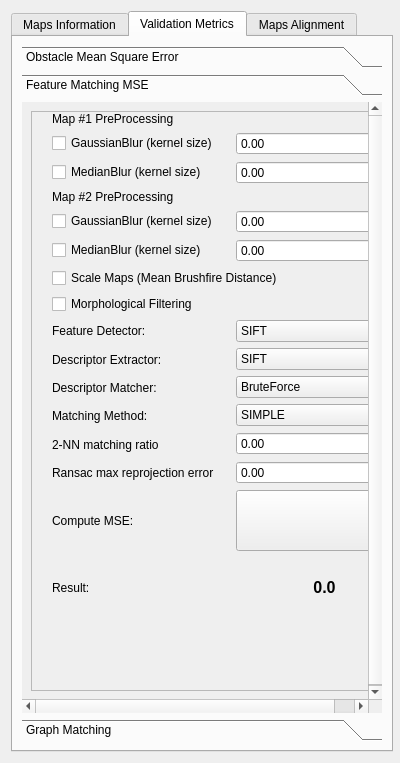
Above: ogm_gui/ui/validation.ui from MariosPro/thesis before the change. Below: the same form after it.
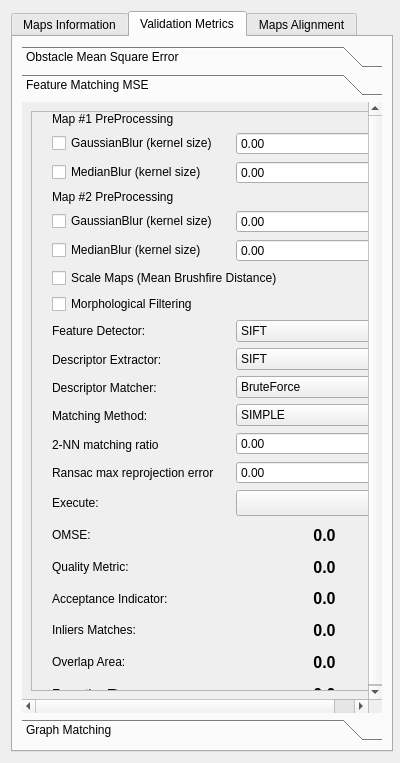
That is the form after the change. The open tabs and pages were chosen to show the change.

Commit message: Display all extracted statistics and metrics to GUI

Patch:
```diff
--- a/ogm_gui/ui/validation.ui
+++ b/ogm_gui/ui/validation.ui
@@ -429,7 +429,7 @@
                  <x>20</x>
                  <y>0</y>
                  <width>361</width>
-                 <height>506</height>
+                 <height>595</height>
                 </rect>
                </property>
                <layout class="QGridLayout" name="gridLayout_5">
@@ -440,7 +440,7 @@
                     <item>
                      <widget class="QLabel" name="label_8">
                       <property name="text">
-                       <string>Compute MSE:</string>
+                       <string>Execute:</string>
                       </property>
                      </widget>
                     </item>
@@ -470,12 +470,167 @@
                     <item>
                      <widget class="QLabel" name="label_7">
                       <property name="text">
-                       <string>Result:</string>
+                       <string>OMSE:</string>
                       </property>
                      </widget>
                     </item>
                     <item>
-                     <widget class="QLabel" name="featuresLabel">
+                     <widget class="QLabel" name="omseLabel">
+                      <property name="font">
+                       <font>
+                        <pointsize>12</pointsize>
+                        <weight>75</weight>
+                        <bold>true</bold>
+                       </font>
+                      </property>
+                      <property name="autoFillBackground">
+                       <bool>false</bool>
+                      </property>
+                      <property name="text">
+                       <string>0.0</string>
+                      </property>
+                      <property name="alignment">
+                       <set>Qt::AlignCenter</set>
+                      </property>
+                     </widget>
+                    </item>
+                   </layout>
+                  </item>
+                  <item>
+                   <layout class="QHBoxLayout" name="horizontalLayout_24">
+                    <item>
+                     <widget class="QLabel" name="label_28">
+                      <property name="text">
+                       <string>Quality Metric:</string>
+                      </property>
+                     </widget>
+                    </item>
+                    <item>
+                     <widget class="QLabel" name="qualityLabel">
+                      <property name="font">
+                       <font>
+                        <pointsize>12</pointsize>
+                        <weight>75</weight>
+                        <bold>true</bold>
+                       </font>
+                      </property>
+                      <property name="autoFillBackground">
+                       <bool>false</bool>
+                      </property>
+                      <property name="text">
+                       <string>0.0</string>
+                      </property>
+                      <property name="alignment">
+                       <set>Qt::AlignCenter</set>
+                      </property>
+                     </widget>
+                    </item>
+                   </layout>
+                  </item>
+                  <item>
+                   <layout class="QHBoxLayout" name="horizontalLayout_27">
+                    <item>
+                     <widget class="QLabel" name="label_31">
+                      <property name="text">
+                       <string>Acceptance Indicator:</string>
+                      </property>
+                     </widget>
+                    </item>
+                    <item>
+                     <widget class="QLabel" name="acceptanceLabel">
+                      <property name="font">
+                       <font>
+                        <pointsize>12</pointsize>
+                        <weight>75</weight>
+                        <bold>true</bold>
+                       </font>
+                      </property>
+                      <property name="autoFillBackground">
+                       <bool>false</bool>
+                      </property>
+                      <property name="text">
+                       <string>0.0</string>
+                      </property>
+                      <property name="alignment">
+                       <set>Qt::AlignCenter</set>
+                      </property>
+                     </widget>
+                    </item>
+                   </layout>
+                  </item>
+                  <item>
+                   <layout class="QHBoxLayout" name="horizontalLayout_28">
+                    <item>
+                     <widget class="QLabel" name="label_32">
+                      <property name="text">
+                       <string>Inliers Matches:</string>
+                      </property>
+                     </widget>
+                    </item>
+                    <item>
+                     <widget class="QLabel" name="inliersLabel">
+                      <property name="font">
+                       <font>
+                        <pointsize>12</pointsize>
+                        <weight>75</weight>
+                        <bold>true</bold>
+                       </font>
+                      </property>
+                      <property name="autoFillBackground">
+                       <bool>false</bool>
+                      </property>
+                      <property name="text">
+                       <string>0.0</string>
+                      </property>
+                      <property name="alignment">
+                       <set>Qt::AlignCenter</set>
+                      </property>
+                     </widget>
+                    </item>
+                   </layout>
+                  </item>
+                  <item>
+                   <layout class="QHBoxLayout" name="horizontalLayout_29">
+                    <item>
+                     <widget class="QLabel" name="label_33">
+                      <property name="text">
+                       <string>Overlap Area:</string>
+                      </property>
+                     </widget>
+                    </item>
+                    <item>
+                     <widget class="QLabel" name="overlapLabel">
+                      <property name="font">
+                       <font>
+                        <pointsize>12</pointsize>
+                        <weight>75</weight>
+                        <bold>true</bold>
+                       </font>
+                      </property>
+                      <property name="autoFillBackground">
+                       <bool>false</bool>
+                      </property>
+                      <property name="text">
+                       <string>0.0</string>
+                      </property>
+                      <property name="alignment">
+                       <set>Qt::AlignCenter</set>
+                      </property>
+                     </widget>
+                    </item>
+                   </layout>
+                  </item>
+                  <item>
+                   <layout class="QHBoxLayout" name="horizontalLayout_18">
+                    <item>
+                     <widget class="QLabel" name="label_22">
+                      <property name="text">
+                       <string>Execution Time:</string>
+                      </property>
+                     </widget>
+                    </item>
+                    <item>
+                     <widget class="QLabel" name="executionLabel">
                       <property name="font">
                        <font>
                         <pointsize>12</pointsize>
```
Left out of the diff: 4 changed lines with no effect on the pictures. The commit also changes 7 other files.
